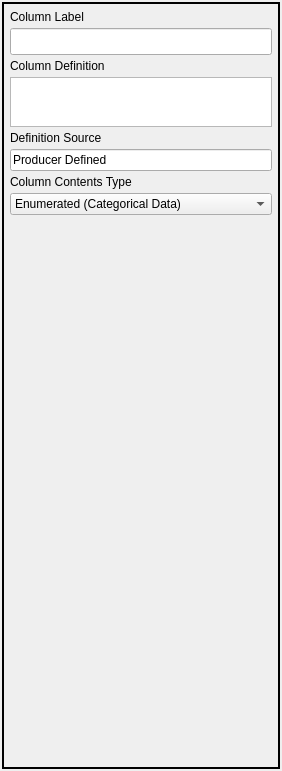
DOI-USGS/fort-pymdwizard, file pymdwizard/gui/ui_files/attr.ui: the form before one commit.
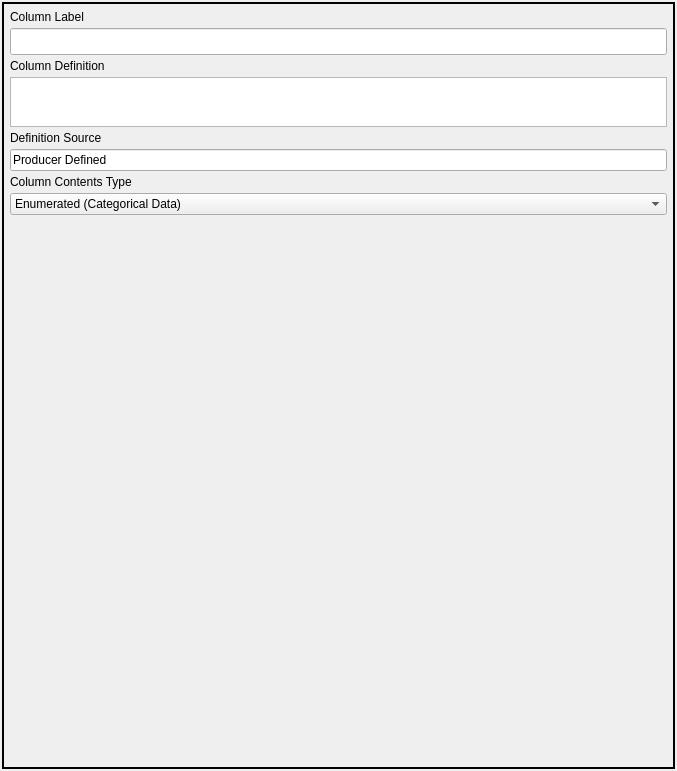
The form after the commit.

Commit message: UI cleanup on attribute layout

Patch:
```diff
--- a/pymdwizard/gui/ui_files/attr.ui
+++ b/pymdwizard/gui/ui_files/attr.ui
@@ -6,7 +6,7 @@
    <rect>
     <x>0</x>
     <y>0</y>
-    <width>282</width>
+    <width>677</width>
     <height>771</height>
    </rect>
   </property>
@@ -187,20 +187,28 @@
        </widget>
       </item>
       <item>
-       <spacer name="verticalSpacer_2">
-        <property name="orientation">
-         <enum>Qt::Vertical</enum>
+       <widget class="QWidget" name="place_holder" native="true">
+        <property name="sizePolicy">
+         <sizepolicy hsizetype="Ignored" vsizetype="MinimumExpanding">
+          <horstretch>0</horstretch>
+          <verstretch>0</verstretch>
+         </sizepolicy>
         </property>
-        <property name="sizeType">
-         <enum>QSizePolicy::Preferred</enum>
-        </property>
-        <property name="sizeHint" stdset="0">
-         <size>
-          <width>20</width>
-          <height>0</height>
-         </size>
-        </property>
-       </spacer>
+        <layout class="QVBoxLayout" name="verticalLayout_4">
+         <property name="leftMargin">
+          <number>0</number>
+         </property>
+         <property name="topMargin">
+          <number>0</number>
+         </property>
+         <property name="rightMargin">
+          <number>0</number>
+         </property>
+         <property name="bottomMargin">
+          <number>0</number>
+         </property>
+        </layout>
+       </widget>
       </item>
       <item>
        <spacer name="verticalSpacer">
```
The commit also changes 3 other files.
